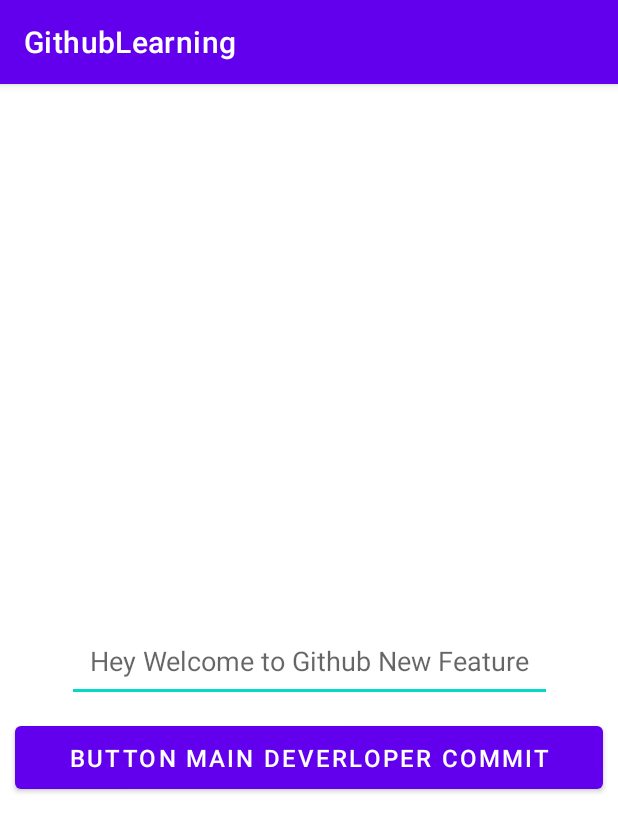
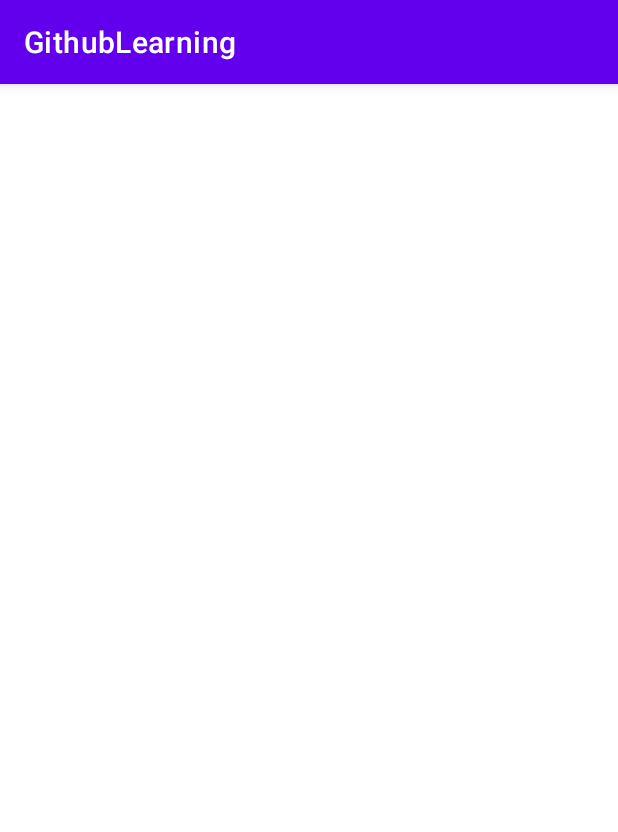
Before and after one commit to RohitashYogi/GithubLearning, an Android app: the screen it shows after launch (MainActivity), on a phone screen of 412 x 824 dp. Shown: the top 832 px of the screen. Run offline under Robolectric (Android 15) with nearby library versions, the phone set to English and light mode, and no system bars; libraries missing offline, so code that uses them is left out: com.techsoft.firstlibarary; 1 statement that could not run was skipped.

Commit message:
Toast Libaray

```diff
--- a/app/build.gradle
+++ b/app/build.gradle
@@ -32,6 +32,7 @@ dependencies {
     implementation 'androidx.appcompat:appcompat:1.3.1'
     implementation 'com.google.android.material:material:1.4.0'
     implementation 'androidx.constraintlayout:constraintlayout:2.1.0'
+    implementation project(path: ':FirstLibarary')
     testImplementation 'junit:junit:4.+'
     androidTestImplementation 'androidx.test.ext:junit:1.1.3'
     androidTestImplementation 'androidx.test.espresso:espresso-core:3.4.0'
--- a/app/src/main/java/com/TechSoft/githublearning/MainActivity.java
+++ b/app/src/main/java/com/TechSoft/githublearning/MainActivity.java
@@ -3,6 +3,8 @@ package com.TechSoft.githublearning;
 import androidx.appcompat.app.AppCompatActivity;
 
 import android.os.Bundle;
+
+import com.techsoft.firstlibarary.Toaster;
 
 public class MainActivity extends AppCompatActivity {
 
@@ -10,5 +12,6 @@ public class MainActivity extends AppCompatActivity {
     protected void onCreate(Bundle savedInstanceState) {
         super.onCreate(savedInstanceState);
         setContentView(R.layout.activity_main);
+        Toaster.SimpleToast(getApplicationContext(),"Hello Bro");
     }
 }
--- a/app/src/main/res/layout/activity_main.xml
+++ b/app/src/main/res/layout/activity_main.xml
@@ -5,32 +5,4 @@
     android:layout_width="match_parent"
     android:layout_height="match_parent"
     tools:context=".MainActivity">
-
-    <EditText
-        android:id="@+id/textView"
-        android:layout_width="wrap_content"
-        android:layout_height="wrap_content"
-        android:padding="15dp"
-        android:hint="Hey Welcome to Github New Feature"
-        android:textSize="18dp"
-        app:layout_constraintBottom_toBottomOf="parent"
-        app:layout_constraintLeft_toLeftOf="parent"
-        app:layout_constraintRight_toRightOf="parent"
-        app:layout_constraintTop_toTopOf="parent" />
-
-
-    <Button
-        android:layout_margin="10dp"
-        android:layout_width="match_parent"
-        android:layout_height="wrap_content"
-        android:padding="10dp"
-        android:text="Button Main Deverloper Commit"
-        android:textSize="16dp"
-        app:layout_constraintTop_toBottomOf="@id/textView"
-
-        >
-
-    </Button>
-
-
 </androidx.constraintlayout.widget.ConstraintLayout>
--- a/settings.gradle
+++ b/settings.gradle
@@ -8,3 +8,4 @@ dependencyResolutionManagement {
 }
 rootProject.name = "GithubLearning"
 include ':app'
+include ':FirstLibarary'
```
